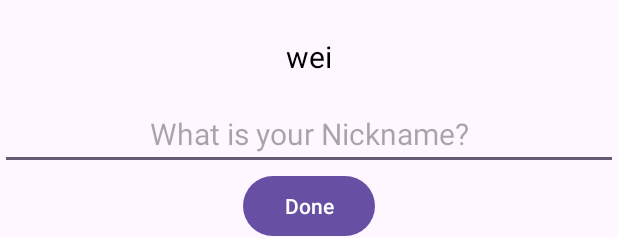
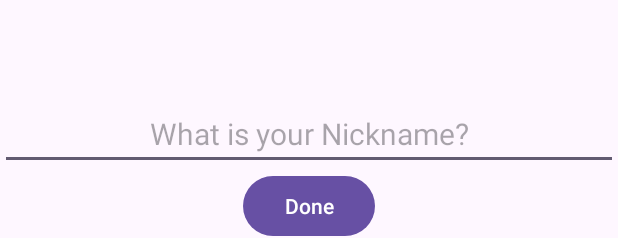
Before and after one commit to wei087025/Practical2, an Android app: the layout activity_main.xml on its own in the app's theme, with its tools: preview values and no code run, on a phone screen of 412 x 824 dp. Shown: the top 238 px of the screen. Run offline under Robolectric (Android 15) with nearby library versions, the phone set to English and light mode, and no system bars.

Commit message:
initial commit

```diff
--- a/app/build.gradle
+++ b/app/build.gradle
@@ -30,6 +30,9 @@ android {
     kotlinOptions {
         jvmTarget = '1.8'
     }
+    buildFeatures{
+        dataBinding true
+    }
 }
 
 dependencies {
--- /dev/null
+++ b/app/src/main/java/com/example/practical2/MyName.kt
@@ -0,0 +1,3 @@
+package com.example.practical2
+
+data class MyName (var name: String="",var nickname: String="")
--- a/app/src/main/res/layout/activity_main.xml
+++ b/app/src/main/res/layout/activity_main.xml
@@ -1,7 +1,14 @@
 <?xml version="1.0" encoding="utf-8"?>
-<LinearLayout xmlns:android="http://schemas.android.com/apk/res/android"
+<layout
+    xmlns:android="http://schemas.android.com/apk/res/android"
     xmlns:app="http://schemas.android.com/apk/res-auto"
-    xmlns:tools="http://schemas.android.com/tools"
+    xmlns:tools="http://schemas.android.com/tools">
+    <data>
+        <variable
+            name="myName1"
+            type="com.example.practical2.MyName" />
+    </data>
+<LinearLayout
     android:layout_width="match_parent"
     android:layout_height="match_parent"
     android:orientation="vertical"
@@ -11,7 +18,7 @@
         android:id="@+id/name_text"
         android:layout_width="match_parent"
         android:layout_height="wrap_content"
-        android:text="@string/name"
+        android:text="@={myName1.name}"
         android:textAlignment="center"
         style="@style/NameStyle" />
 
@@ -37,7 +44,7 @@
         style="@style/NameStyle"
         android:layout_width="match_parent"
         android:layout_height="wrap_content"
-        android:text="TextView"
+        android:text="@={myName1.nickname}"
         android:textAlignment="center"
         android:visibility="gone" />
 
@@ -66,3 +73,4 @@
     </ScrollView>
 
 </LinearLayout>
+</layout>
```
Also changed, not shown: app/src/main/java/com/example/practical2/MainActivity.kt (+41 -10 lines).
